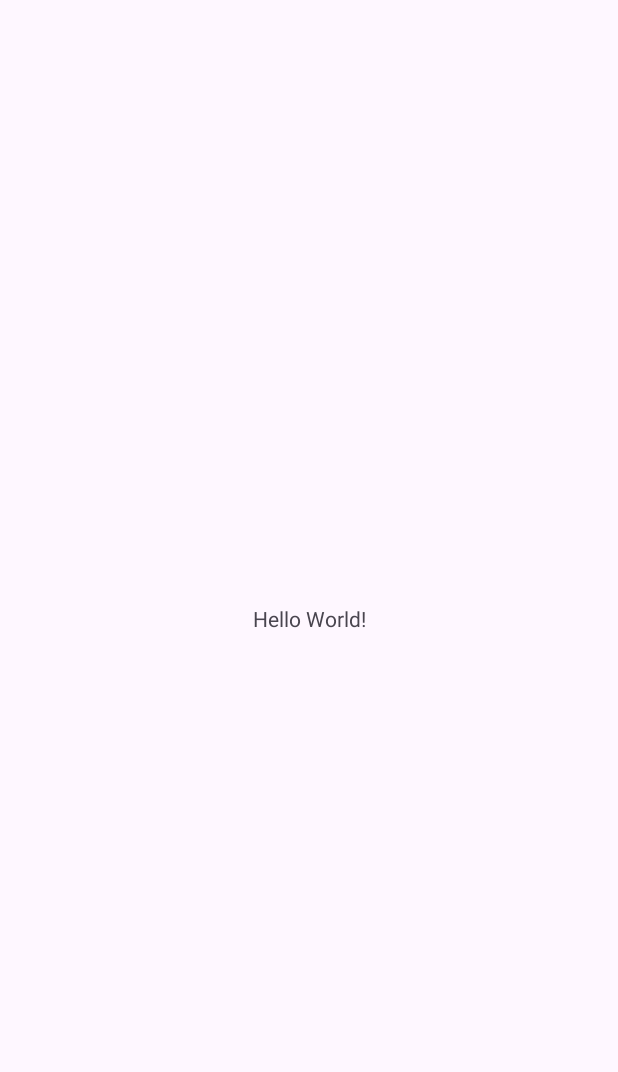
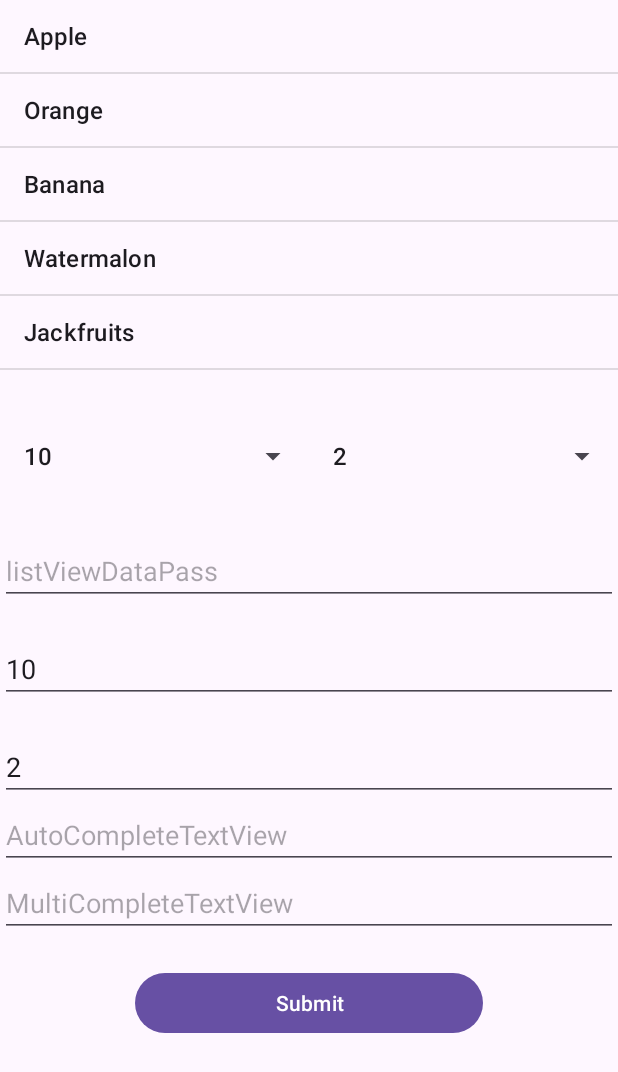
Before and after one commit to minhazuddin10/listView_spinner_auto_multi_Complete_Text_view, an Android app: the screen it shows after launch (MainActivity), on a phone screen of 412 x 824 dp. Before the commit the part shown is almost empty. Shown: the top 1072 px of the screen. Run offline under Robolectric (Android 15) with nearby library versions, the phone set to English and light mode, and no system bars.

```diff
--- a/app/src/main/AndroidManifest.xml
+++ b/app/src/main/AndroidManifest.xml
@@ -13,6 +13,9 @@
         android:theme="@style/Theme.ListView_spinner_auto_multi_Complete_Text_view"
         tools:targetApi="31">
         <activity
+            android:name=".MainActivity2"
+            android:exported="false" />
+        <activity
             android:name=".MainActivity"
             android:exported="true">
             <intent-filter>
--- a/app/src/main/java/com/example/listview_spinner_auto_multi_complete_text_view/MainActivity.java
+++ b/app/src/main/java/com/example/listview_spinner_auto_multi_complete_text_view/MainActivity.java
@@ -1,6 +1,18 @@
 package com.example.listview_spinner_auto_multi_complete_text_view;
 
+import android.content.res.Resources;
 import android.os.Bundle;
+import android.text.Layout;
+import android.view.View;
+import android.widget.AdapterView;
+import android.widget.ArrayAdapter;
+import android.widget.AutoCompleteTextView;
+import android.widget.Button;
+import android.widget.EditText;
+import android.widget.ListView;
+import android.widget.MultiAutoCompleteTextView;
+import android.widget.Spinner;
+import android.widget.TextView;
 
 import androidx.activity.EdgeToEdge;
 import androidx.appcompat.app.AppCompatActivity;
@@ -10,15 +22,102 @@ import androidx.core.view.WindowInsetsCompat;
 
 public class MainActivity extends AppCompatActivity {
 
+    ListView l1;
+    Spinner sp1,sp2;
+    EditText e1,e2,e3;
+    AutoCompleteTextView Auto;
+    MultiAutoCompleteTextView Multi;
+    Button b1;
+
+
+//String[] array = {"Apple","Banana","JackFruits","Watermalon","Lici","Orange"};
+
+    Integer  [] prices={10,20,30,40,50,60,70};
+    Integer [] quantity={2,3,5,6,8,20};
+    String[] fruitsName;
+
+
     @Override
     protected void onCreate(Bundle savedInstanceState) {
         super.onCreate(savedInstanceState);
         EdgeToEdge.enable(this);
         setContentView(R.layout.activity_main);
-        ViewCompat.setOnApplyWindowInsetsListener(findViewById(R.id.main), (v, insets) -> {
-            Insets systemBars = insets.getInsets(WindowInsetsCompat.Type.systemBars());
-            v.setPadding(systemBars.left, systemBars.top, systemBars.right, systemBars.bottom);
-            return insets;
+
+
+        l1=findViewById(R.id.listView);
+        sp1=findViewById(R.id.sp1);
+        sp2=findViewById(R.id.sp2);
+        e1=findViewById(R.id.edit1);
+        e2=findViewById(R.id.edit2);
+        e3=findViewById(R.id.eidt3);
+        Auto=findViewById(R.id.auto);
+        Multi=findViewById(R.id.multi);
+        b1=findViewById(R.id.button);
+
+
+//        Resources res = getResources();
+//        fruitsName= res.getStringArray(R.array.name);
+
+        fruitsName=getResources().getStringArray(R.array.name);
+
+//
+//        For Custom Layout============>>>>>
+
+//        ArrayAdapter<String>arrayAdapter=new ArrayAdapter<>
+//                (MainActivity.this,R.layout.custom_layout,R.id.customLayout,array);
+
+
+        ArrayAdapter<String>arrayAdapter=new ArrayAdapter<>
+                (MainActivity.this, android.R.layout.simple_list_item_1,fruitsName);
+
+        l1.setAdapter(arrayAdapter);
+
+
+        ArrayAdapter<Integer>arrayAdapter1=new ArrayAdapter<>
+                (MainActivity.this, android.R.layout.simple_list_item_1,prices);
+
+        sp1.setAdapter(arrayAdapter1);
+
+        ArrayAdapter<Integer>arrayAdapter2=new ArrayAdapter<>
+                (MainActivity.this, android.R.layout.simple_list_item_1,quantity);
+
+        sp2.setAdapter(arrayAdapter2);
+
+
+        l1.setOnItemClickListener(new AdapterView.OnItemClickListener() {
+            @Override
+            public void onItemClick(AdapterView<?> parent, View view, int position, long id) {
+                String a=((TextView)view).getText().toString().trim();
+                e1.setText(a);
+            }
         });
+
+        sp1.setOnItemSelectedListener(new AdapterView.OnItemSelectedListener() {
+            @Override
+            public void onItemSelected(AdapterView<?> parent, View view, int position, long id) {
+                String b=((TextView)view).getText().toString().trim();
+                e2.setText(b);
+            }
+
+            @Override
+            public void onNothingSelected(AdapterView<?> parent) {
+
+            }
+        });
+
+        sp2.setOnItemSelectedListener(new AdapterView.OnItemSelectedListener() {
+            @Override
+            public void onItemSelected(AdapterView<?> parent, View view, int position, long id) {
+                String c=((TextView)view).getText().toString().trim();
+                e3.setText(c);
+            }
+
+            @Override
+            public void onNothingSelected(AdapterView<?> parent) {
+
+            }
+        });
+
+
     }
 }
--- a/app/src/main/res/layout/activity_main.xml
+++ b/app/src/main/res/layout/activity_main.xml
@@ -1,19 +1,129 @@
 <?xml version="1.0" encoding="utf-8"?>
-<androidx.constraintlayout.widget.ConstraintLayout xmlns:android="http://schemas.android.com/apk/res/android"
+<LinearLayout xmlns:android="http://schemas.android.com/apk/res/android"
     xmlns:app="http://schemas.android.com/apk/res-auto"
     xmlns:tools="http://schemas.android.com/tools"
     android:id="@+id/main"
+    android:orientation="vertical"
     android:layout_width="match_parent"
-    android:layout_height="match_parent"
+    android:layout_height="wrap_content"
     tools:context=".MainActivity">
 
-    <TextView
-        android:layout_width="wrap_content"
+
+    <ListView
+        android:id="@+id/listView"
+        android:layout_width="match_parent"
+        android:layout_height="250dp">
+
+    </ListView>
+
+    <LinearLayout
+        android:layout_width="match_parent"
         android:layout_height="wrap_content"
-        android:text="Hello World!"
-        app:layout_constraintBottom_toBottomOf="parent"
-        app:layout_constraintEnd_toEndOf="parent"
-        app:layout_constraintStart_toStartOf="parent"
-        app:layout_constraintTop_toTopOf="parent" />
+        android:layout_weight="2"
+        android:layout_marginTop="30dp"
+        android:orientation="horizontal">
 
-</androidx.constraintlayout.widget.ConstraintLayout>
+        <Spinner
+            android:id="@+id/sp1"
+            android:layout_width="match_parent"
+            android:layout_weight="1"
+            android:layout_height="wrap_content">
+
+        </Spinner>
+
+        <Spinner
+            android:id="@+id/sp2"
+            android:layout_width="match_parent"
+            android:layout_weight="1"
+            android:layout_height="wrap_content">
+
+        </Spinner>
+
+    </LinearLayout>
+
+    <!-- Edit TExt
+     .......................................
+     .......................................
+     ......................................-->
+
+    <EditText
+        android:id="@+id/edit1"
+        android:layout_width="match_parent"
+        android:layout_marginTop="30dp"
+        android:hint="listViewDataPass"
+        android:layout_height="wrap_content">
+
+    </EditText>
+
+    <EditText
+        android:id="@+id/edit2"
+        android:layout_width="match_parent"
+        android:layout_marginTop="20dp"
+        android:hint="PriceSpinnerDatapass"
+        android:layout_height="wrap_content">
+
+    </EditText>
+    <EditText
+        android:id="@+id/eidt3"
+        android:layout_width="match_parent"
+        android:layout_marginTop="20dp"
+        android:hint="QuantitySpinnerDataPass"
+        android:layout_height="wrap_content">
+
+    </EditText>
+
+
+    <!-- AutoCompleteTextView
+    .......................................
+    .......................................
+    ......................................-->
+
+
+    <AutoCompleteTextView
+        android:id="@+id/auto"
+        android:layout_width="match_parent"
+        android:hint="AutoCompleteTextView"
+        android:layout_height="wrap_content">
+
+    </AutoCompleteTextView>
+
+
+    <!-- MultiCompleteTextView
+    .......................................
+    .......................................
+    ......................................-->
+
+
+
+    <MultiAutoCompleteTextView
+        android:id="@+id/multi"
+        android:layout_width="match_parent"
+        android:hint="MultiCompleteTextView"
+        android:layout_height="wrap_content">
+
+    </MultiAutoCompleteTextView>
+
+
+    <!-- Button
+    .......................................
+    .......................................
+    ......................................-->
+
+    <Button
+        android:id="@+id/button"
+        android:layout_width="match_parent"
+        android:text="Submit"
+        android:layout_marginLeft="90dp"
+        android:layout_marginRight="90dp"
+        android:layout_marginTop="20dp"
+        android:layout_height="wrap_content">
+
+    </Button>
+
+
+
+
+
+
+
+</LinearLayout>
--- a/app/src/main/res/values/strings.xml
+++ b/app/src/main/res/values/strings.xml
@@ -1,3 +1,12 @@
 <resources>
     <string name="app_name">listView_spinner_auto_multi_Complete_Text_view</string>
+
+    <string-array name="name">
+        <item>Apple</item>
+        <item>Orange</item>
+        <item>Banana</item>
+        <item>Watermalon</item>
+        <item>Jackfruits</item>
+
+    </string-array>
 </resources>
```
Also changed, not shown: app/src/main/java/com/example/listview_spinner_auto_multi_complete_text_view/MainActivity2.java (added, +24 -0 lines), app/src/main/res/layout/activity_main2.xml (added, +42 -0 lines), app/src/main/res/layout/custom_layout.xml (added, +20 -0 lines).
